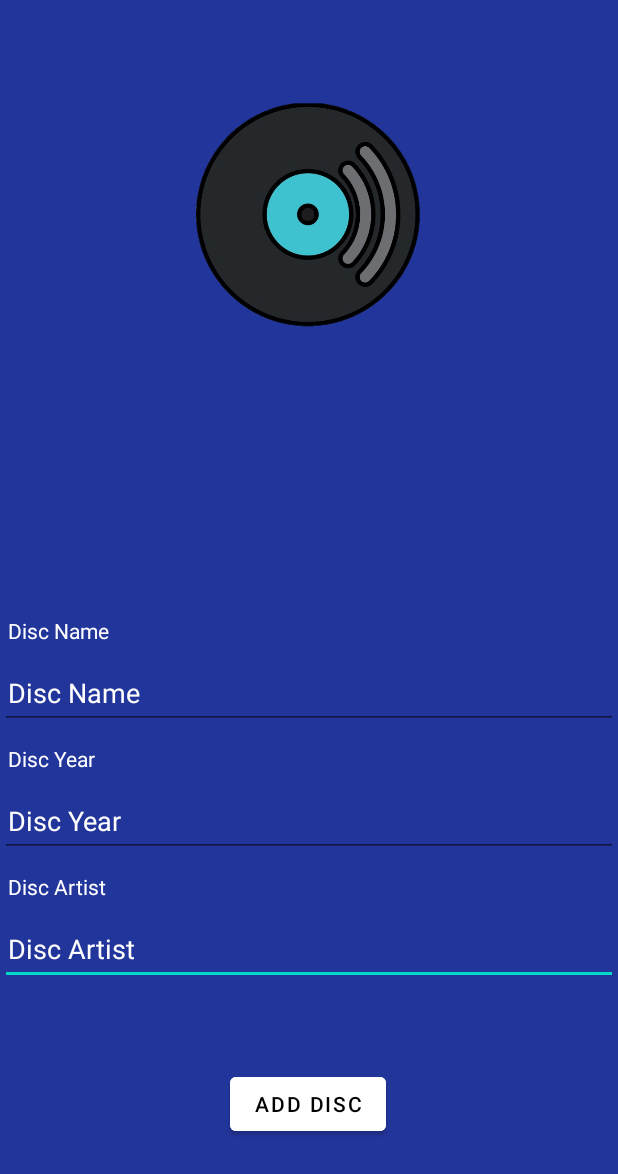
After one commit to Jess2602/Supabase-App, an Android app built with Jetpack Compose: the AddDiscActivity screen opened directly, with no data from a screen before it, on a phone screen of 412 x 824 dp. The commit adds this screen. Shown: the top 1174 px of the screen. Run offline under Robolectric (Android 15) with nearby library versions, the light colour scheme and no system bars.

Commit message:
Add data xml finished

```diff
--- a/app/build.gradle
+++ b/app/build.gradle
@@ -63,11 +63,14 @@ dependencies {
     implementation 'androidx.compose.ui:ui-tooling-preview'
     implementation 'androidx.compose.material3:material3'
     implementation platform('androidx.compose:compose-bom:2022.10.00')
+    implementation 'com.google.firebase:firebase-crashlytics-buildtools:2.9.9'
+    implementation platform('androidx.compose:compose-bom:2022.10.00')
     testImplementation 'junit:junit:4.13.2'
     androidTestImplementation 'androidx.test.ext:junit:1.1.5'
     androidTestImplementation 'androidx.test.espresso:espresso-core:3.5.1'
     androidTestImplementation platform('androidx.compose:compose-bom:2022.10.00')
     androidTestImplementation 'androidx.compose.ui:ui-test-junit4'
+    androidTestImplementation platform('androidx.compose:compose-bom:2022.10.00')
     androidTestImplementation platform('androidx.compose:compose-bom:2022.10.00')
     debugImplementation 'androidx.compose.ui:ui-tooling'
     debugImplementation 'androidx.compose.ui:ui-test-manifest'
--- /dev/null
+++ b/app/src/main/java/com/example/supabaseapp/ui/AddDiscActivity.kt
@@ -0,0 +1,30 @@
+package com.example.supabaseapp.ui
+
+import android.content.Intent
+import android.os.Bundle
+import androidx.activity.ComponentActivity
+import androidx.activity.compose.setContent
+import androidx.appcompat.app.AppCompatActivity
+import androidx.compose.foundation.layout.fillMaxSize
+import androidx.compose.material3.MaterialTheme
+import androidx.compose.material3.Surface
+import androidx.compose.material3.Text
+import androidx.compose.runtime.Composable
+import androidx.compose.ui.Modifier
+import androidx.compose.ui.tooling.preview.Preview
+import com.example.supabaseapp.databinding.AddDiscActivityBinding
+import com.example.supabaseapp.databinding.HomeActivityBinding
+import com.example.supabaseapp.databinding.MainActivityBinding
+import com.example.supabaseapp.ui.theme.SupabaseAppTheme
+
+class AddDiscActivity : AppCompatActivity() {
+
+    private lateinit var binding: AddDiscActivityBinding
+
+    override fun onCreate(savedInstanceState: Bundle?) {
+        super.onCreate(savedInstanceState)
+        binding = AddDiscActivityBinding.inflate(layoutInflater)
+        setContentView(binding.root)
+
+    }
+}
--- a/app/src/main/java/com/example/supabaseapp/ui/HomeActivity.kt
+++ b/app/src/main/java/com/example/supabaseapp/ui/HomeActivity.kt
@@ -1,17 +1,19 @@
 package com.example.supabaseapp.ui
 
+import android.content.Intent
 import android.os.Bundle
 import androidx.appcompat.app.AppCompatActivity
 import androidx.recyclerview.widget.LinearLayoutManager
 import com.example.supabaseapp.databinding.HomeActivityBinding
+import com.google.firebase.crashlytics.buildtools.reloc.com.google.common.reflect.TypeToken
 import com.google.gson.Gson
-import com.google.gson.reflect.TypeToken
 import okhttp3.Call
 import okhttp3.Callback
 import okhttp3.OkHttpClient
 import okhttp3.Request
 import okhttp3.Response
 import java.io.IOException
+
 class HomeActivity : AppCompatActivity() {
     private lateinit var binding: HomeActivityBinding
     private lateinit var adapter: DiscAdapter
@@ -23,6 +25,11 @@ class HomeActivity : AppCompatActivity() {
 
         seeRecycler()
         fetchSupabaseData()
+
+        binding.addDiscButton.setOnClickListener {
+            val intent = Intent(this, AddDiscActivity::class.java)
+            startActivity(intent)
+        }
     }
 
     private fun seeRecycler() {
@@ -33,7 +40,8 @@ class HomeActivity : AppCompatActivity() {
 
     private fun fetchSupabaseData() {
         val supabaseUrl = "https://orsdaquwteitkgppthww.supabase.co"
-        val supabaseKey = "eyJhbGciOiJIUzI1NiIsInR5cCI6IkpXVCJ9.eyJpc3MiOiJzdXBhYmFzZSIsInJlZiI6Im9yc2RhcXV3dGVpdGtncHB0aHd3Iiwicm9sZSI6ImFub24iLCJpYXQiOjE2OTc5NDYyOTIsImV4cCI6MjAxMzUyMjI5Mn0.zuqYT50yUvFMfcxYxUvSg4NS1bO_hdBifJPsIzP_cYQ"
+        val supabaseKey =
+            "eyJhbGciOiJIUzI1NiIsInR5cCI6IkpXVCJ9.eyJpc3MiOiJzdXBhYmFzZSIsInJlZiI6Im9yc2RhcXV3dGVpdGtncHB0aHd3Iiwicm9sZSI6ImFub24iLCJpYXQiOjE2OTc5NDYyOTIsImV4cCI6MjAxMzUyMjI5Mn0.zuqYT50yUvFMfcxYxUvSg4NS1bO_hdBifJPsIzP_cYQ"
 
         val client = OkHttpClient()
         val request = Request.Builder()
--- a/app/src/main/java/com/example/supabaseapp/ui/MainActivity.kt
+++ b/app/src/main/java/com/example/supabaseapp/ui/MainActivity.kt
@@ -3,12 +3,8 @@ package com.example.supabaseapp.ui
 
 import android.content.Intent
 import android.os.Bundle
-import android.widget.Button
 import androidx.appcompat.app.AppCompatActivity
-import com.example.supabaseapp.R
-import com.example.supabaseapp.databinding.HomeActivityBinding
 import com.example.supabaseapp.databinding.MainActivityBinding
-import kotlinx.serialization.Serializable
 import okhttp3.Call
 import okhttp3.Callback
 import okhttp3.OkHttpClient
--- /dev/null
+++ b/app/src/main/res/layout/add_disc_activity.xml
@@ -0,0 +1,128 @@
+<?xml version="1.0" encoding="utf-8"?>
+<androidx.constraintlayout.widget.ConstraintLayout xmlns:android="http://schemas.android.com/apk/res/android"
+    xmlns:app="http://schemas.android.com/apk/res-auto"
+    xmlns:tools="http://schemas.android.com/tools"
+    android:layout_width="match_parent"
+    android:layout_height="match_parent"
+    android:background="@color/blue"
+    tools:context=".ui.AddDiscActivity">
+
+
+    <ImageView
+        android:id="@+id/logo"
+        android:layout_width="150dp"
+        android:layout_height="150dp"
+        android:layout_marginTop="68dp"
+        android:contentDescription="@string/logo"
+        android:src="@mipmap/disc_logo"
+        app:layout_constraintBottom_toTopOf="@+id/discNameTextView"
+        app:layout_constraintEnd_toEndOf="parent"
+        app:layout_constraintHorizontal_bias="0.498"
+        app:layout_constraintStart_toStartOf="parent"
+        app:layout_constraintTop_toTopOf="parent"
+        app:layout_constraintVertical_bias="0.0" />
+
+    <TextView
+        android:id="@+id/discNameTextView"
+        android:layout_width="match_parent"
+        android:layout_height="wrap_content"
+        android:layout_marginBottom="8dp"
+        android:paddingStart="5dp"
+        android:text="@string/disc_name"
+        android:textColor="@color/white"
+        app:layout_constraintBottom_toTopOf="@+id/discNameEditText"
+        app:layout_constraintEnd_toEndOf="parent"
+        app:layout_constraintHorizontal_bias="0.0"
+        app:layout_constraintStart_toStartOf="parent"
+        tools:ignore="RtlSymmetry" />
+
+    <TextView
+        android:id="@+id/discYearTextView"
+        android:layout_width="match_parent"
+        android:layout_height="wrap_content"
+        android:layout_marginBottom="8dp"
+        android:paddingStart="5dp"
+        android:text="@string/disc_year"
+        android:textColor="@color/white"
+        app:layout_constraintBottom_toTopOf="@id/discYearEditText"
+        app:layout_constraintEnd_toEndOf="parent"
+        app:layout_constraintHorizontal_bias="0.0"
+        app:layout_constraintStart_toStartOf="parent" />
+
+    <EditText
+        android:id="@+id/discArtistEditText"
+        android:layout_width="match_parent"
+        android:layout_height="wrap_content"
+        android:layout_marginBottom="55dp"
+        android:hint="@string/disc_artist"
+        android:minHeight="48dp"
+        android:paddingStart="5dp"
+        android:textColorHint="@color/white"
+        app:layout_constraintBottom_toTopOf="@id/addDiscToRecyclerButton"
+        app:layout_constraintEnd_toEndOf="parent"
+        app:layout_constraintHorizontal_bias="0.0"
+        app:layout_constraintStart_toStartOf="parent"
+        tools:ignore="RtlSymmetry" />
+
+    <EditText
+        android:id="@+id/discYearEditText"
+        android:layout_width="match_parent"
+        android:layout_height="wrap_content"
+        android:layout_marginBottom="10dp"
+        android:hint="@string/disc_year"
+        android:minHeight="48dp"
+        android:paddingStart="5dp"
+        android:paddingEnd="5dp"
+        android:textColorHint="@color/white"
+        app:layout_constraintBottom_toTopOf="@+id/discArtistTextView"
+        app:layout_constraintEnd_toEndOf="parent"
+        app:layout_constraintHorizontal_bias="0.0"
+        app:layout_constraintStart_toStartOf="parent" />
+
+    <TextView
+        android:id="@+id/discArtistTextView"
+        android:layout_width="match_parent"
+        android:layout_height="wrap_content"
+        android:layout_marginBottom="8dp"
+        android:paddingStart="5dp"
+        android:text="@string/disc_artist"
+        android:textColor="@color/white"
+        app:layout_constraintBottom_toTopOf="@id/discArtistEditText"
+        app:layout_constraintEnd_toEndOf="parent"
+        app:layout_constraintHorizontal_bias="0.0"
+        app:layout_constraintStart_toStartOf="parent"
+        tools:ignore="RtlSymmetry" />
+
+    <EditText
+        android:id="@+id/discNameEditText"
+        android:layout_width="match_parent"
+        android:layout_height="wrap_content"
+        android:layout_marginBottom="10dp"
+        android:hint="@string/disc_name"
+        android:inputType="text"
+        android:minHeight="48dp"
+        android:paddingStart="5dp"
+        android:paddingEnd="5dp"
+        android:textColor="@color/white"
+        android:textColorHint="@color/white"
+        app:layout_constraintBottom_toTopOf="@+id/discYearTextView"
+        app:layout_constraintEnd_toEndOf="parent"
+        app:layout_constraintHorizontal_bias="0.0"
+        app:layout_constraintStart_toStartOf="parent"
+        tools:ignore="DuplicateSpeakableTextCheck,VisualLintTextFieldSize" />
+
+
+    <Button
+        android:id="@+id/addDiscToRecyclerButton"
+        android:layout_width="wrap_content"
+        android:layout_height="wrap_content"
+        android:layout_marginBottom="64dp"
+        android:backgroundTint="@color/white"
+        android:text="@string/add_disc"
+        android:textColor="@color/black"
+        app:layout_constraintBottom_toBottomOf="parent"
+        app:layout_constraintEnd_toEndOf="parent"
+        app:layout_constraintHorizontal_bias="0.498"
+        app:layout_constraintStart_toStartOf="parent" />
+
+</androidx.constraintlayout.widget.ConstraintLayout>
--- a/app/src/main/res/layout/home_activity.xml
+++ b/app/src/main/res/layout/home_activity.xml
@@ -4,15 +4,36 @@
     xmlns:tools="http://schemas.android.com/tools"
     android:layout_width="match_parent"
     android:layout_height="match_parent"
+    android:background="@color/blue"
     tools:context=".ui.HomeActivity">
 
     <androidx.recyclerview.widget.RecyclerView
         android:id="@+id/discRecyclerView"
         android:layout_width="0dp"
         android:layout_height="match_parent"
+        android:layout_marginStart="10dp"
+        android:layout_marginTop="15dp"
+        android:layout_marginEnd="10dp"
+        android:layout_marginBottom="10dp"
         app:layout_constraintBottom_toBottomOf="parent"
         app:layout_constraintEnd_toEndOf="parent"
         app:layout_constraintStart_toStartOf="parent"
         app:layout_constraintTop_toTopOf="parent" />
 
+    <com.google.android.material.floatingactionbutton.FloatingActionButton
+        android:id="@+id/addDiscButton"
+        android:layout_width="wrap_content"
+        android:layout_height="wrap_content"
+        android:layout_marginBottom="68dp"
+        android:contentDescription="@string/addbutton"
+        android:src="@drawable/ic_add"
+        app:layout_constraintBottom_toBottomOf="parent"
+        app:layout_constraintEnd_toEndOf="parent"
+        app:layout_constraintHorizontal_bias="0.87"
+        app:layout_constraintStart_toStartOf="parent"
+        android:backgroundTint="@color/white"
+        android:outlineSpotShadowColor="@color/bone"
+        />
+
+
 </androidx.constraintlayout.widget.ConstraintLayout>
--- a/app/src/main/res/layout/main_activity.xml
+++ b/app/src/main/res/layout/main_activity.xml
@@ -4,7 +4,8 @@
     xmlns:tools="http://schemas.android.com/tools"
     android:layout_width="match_parent"
     android:layout_height="match_parent"
-    tools:context=".ui.MainActivity">
+    tools:context=".ui.MainActivity"
+    android:background="@color/purple">
 
     <ImageView
         android:id="@+id/logo"
--- a/app/src/main/res/layout/recyclerview_item_list.xml
+++ b/app/src/main/res/layout/recyclerview_item_list.xml
@@ -2,35 +2,43 @@
 <androidx.cardview.widget.CardView xmlns:android="http://schemas.android.com/apk/res/android"
     android:layout_width="match_parent"
     android:layout_height="wrap_content"
-    android:background="@color/yellow"
+    android:background="@color/green"
     android:orientation="vertical"
-    android:padding="16dp">
+    android:layout_marginBottom="5dp">
 
     <LinearLayout
         android:layout_width="match_parent"
         android:layout_height="90dp"
-        android:orientation="horizontal">
+        android:orientation="horizontal"
+        android:background="@color/green"
+        >
 
         <TextView
             android:id="@+id/textViewDiscName"
             android:layout_width="0dp"
             android:layout_height="match_parent"
             android:layout_weight="0.3"
-            android:text="@string/disc_name" />
+            android:text="@string/disc_name"
+            android:textAlignment="center"
+            android:gravity="center"/>
 
         <TextView
             android:id="@+id/textViewDiscYear"
             android:layout_width="0dp"
             android:layout_height="match_parent"
             android:layout_weight="0.3"
-            android:text="@string/year" />
+            android:text="@string/year"
+            android:textAlignment="center"
+            android:gravity="center"/>
 
         <TextView
             android:id="@+id/textViewDiscArtist"
             android:layout_width="0dp"
             android:layout_height="match_parent"
             android:layout_weight="0.3"
-            android:text="@string/artist" />
+            android:text="@string/artist"
+            android:textAlignment="center"
+            android:gravity="center"/>
 
         <ImageView
             android:id="@+id/imageViewDiscImage"
@@ -38,7 +46,8 @@
             android:layout_height="match_parent"
             android:layout_weight="0.1"
             android:contentDescription="@string/discimage"
-            android:src="@drawable/baseline_android_24" />
+            android:src="@drawable/baseline_android_24"
+           />
 
     </LinearLayout>
 </androidx.cardview.widget.CardView>
--- a/app/src/main/res/values-night/themes.xml
+++ b/app/src/main/res/values-night/themes.xml
@@ -1,6 +1,6 @@
 <resources xmlns:tools="http://schemas.android.com/tools">
     <!-- Base application theme. -->
-    <style name="Theme.SupabaseApp" parent="Theme.MaterialComponents.DayNight.DarkActionBar">
+    <style name="Theme.SupabaseApp" parent="Theme.MaterialComponents.DayNight.NoActionBar">
         <!-- Primary brand color. -->
         <item name="colorPrimary">@color/purple_200</item>
         <item name="colorPrimaryVariant">@color/purple_700</item>
--- a/app/src/main/res/values/colors.xml
+++ b/app/src/main/res/values/colors.xml
@@ -8,4 +8,8 @@
     <color name="black">#FF000000</color>
     <color name="white">#FFFFFFFF</color>
     <color name="yellow">#FFFF9A </color>
+    <color name="purple">#86729F</color>
+    <color name="blue">#22359B</color>
+    <color name="green">#8EEB7F </color>
+    <color name="bone">#EBEBEB </color>
 </resources>
--- a/app/src/main/res/values/strings.xml
+++ b/app/src/main/res/values/strings.xml
@@ -13,4 +13,8 @@
     <string name="year">Year</string>
     <string name="artist">Artist</string>
     <string name="discimage">discImage</string>
+    <string name="title_activity_add_disc">AddDiscActivity</string>
+    <string name="add_disc">Add disc</string>
+    <string name="disc_year">Disc Year</string>
+    <string name="disc_artist">Disc Artist</string>
 </resources>
--- a/app/src/main/res/values/themes.xml
+++ b/app/src/main/res/values/themes.xml
@@ -1,6 +1,6 @@
 <resources xmlns:tools="http://schemas.android.com/tools">
     <!-- Base application theme. -->
-    <style name="Theme.SupabaseApp" parent="Theme.MaterialComponents.DayNight.DarkActionBar">
+    <style name="Theme.SupabaseApp" parent="Theme.MaterialComponents.DayNight.NoActionBar">
         <!-- Primary brand color. -->
         <item name="colorPrimary">@color/purple_500</item>
         <item name="colorPrimaryVariant">@color/purple_700</item>
```
Also changed, not shown: app/src/main/AndroidManifest.xml (+7 -1 lines).
